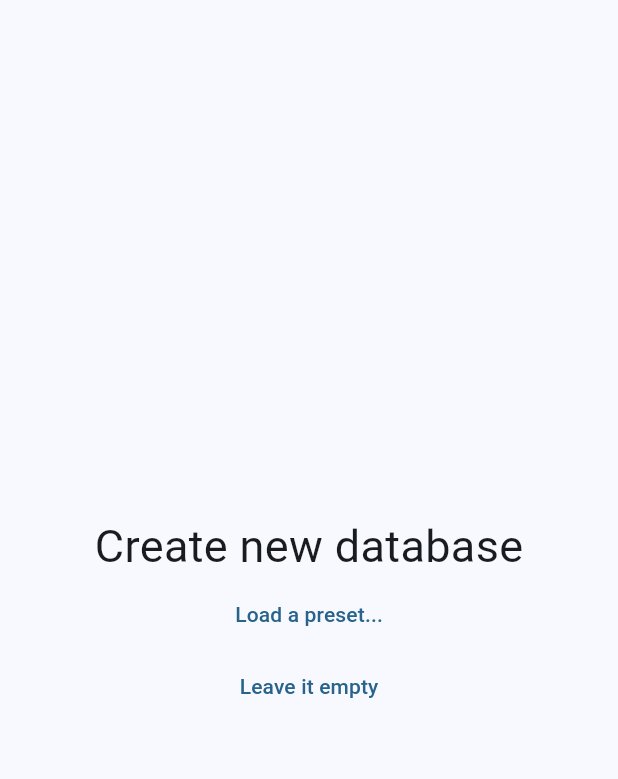
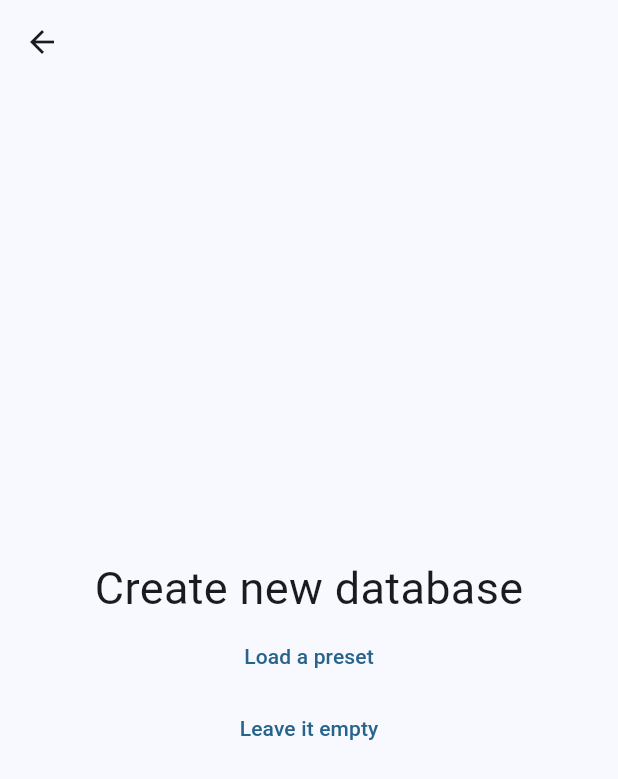
Before and after one commit to StefanoBelli/wolog, a Flutter app: the screen it shows after launch, after a tap on "Create new database...", on a phone screen of 412 x 824 dp. Shown: the top 779 px of the screen. Run offline on Flutter 3.47's test engine with Material 2 defaults, Android fonts, the phone set to English and light mode, and no system bars; our stand-ins replace sqflite; accounts and stored records are empty.

Commit message:
just using Navigator and widgets for setup page

```diff
--- a/lib/main.dart
+++ b/lib/main.dart
@@ -56,7 +56,7 @@
           pushExerciseOverview(context);
         } else {
           Navigator.pushReplacement(context,
-              MaterialPageRoute(builder: (context) => const SetupPage()));
+              MaterialPageRoute(builder: (context) => const NoDbFoundPage()));
         }
       });
     }
--- a/lib/page/setup.dart
+++ b/lib/page/setup.dart
@@ -1,19 +1,73 @@
+import 'package:flutter/foundation.dart';
 import 'package:flutter/material.dart';
 import 'package:wolog/page/exercise.dart';
 import 'dart:io';
 
-class SetupPage extends StatefulWidget {
-  const SetupPage({super.key});
+Widget _buildBasicTwoOptsPage(
+      BuildContext context,
+      String title,
+      String firstOptBrief,
+      String secondOptBrief,
+      void Function() firstOptFun,
+      void Function() secondOptFun) =>
+    Scaffold(
+      appBar: AppBar(),
+      body: Center(
+        child:
+          Column(
+            mainAxisAlignment: MainAxisAlignment.center,
+            children: [
+              Text(
+                title,
+                style: const TextStyle(fontSize: 30)
+              ),
+              TextButton(
+                onPressed: firstOptFun,
+                child: Text(firstOptBrief)
+              ),
+              TextButton(
+                onPressed: secondOptFun,
+                child: Text(secondOptBrief)
+              )
+            ])));
+
+class NoDbFoundPage extends StatelessWidget {
+  const NoDbFoundPage({super.key});
 
   @override
-  State<StatefulWidget> createState() => _SetupPageState();
+  Widget build(BuildContext context) =>
+    _buildBasicTwoOptsPage(
+      context,
+      "No database found",
+      "Create new database...",
+      "Import existing database...",
+      () => Navigator.push(
+              context,
+              MaterialPageRoute(
+                builder: (c) => const _CreateNewDbPage())),
+      () => Navigator.push(
+              context,
+              MaterialPageRoute(
+                builder: (c) => const _ImportExistingDbPage()))
+    );
 }
 
-enum _SetupPagePhase {
-  noDbFound,
-  createNewDb,
-  importExistingDb,
-  loadPreset
+class _CreateNewDbPage extends StatelessWidget {
+  const _CreateNewDbPage({super.key});
+
+  @override
+  Widget build(BuildContext context) =>
+    _buildBasicTwoOptsPage(
+      context,
+      "Create new database",
+      "Load a preset",
+      "Leave it empty",
+      () => Navigator.push(
+              context,
+              MaterialPageRoute(
+                builder: (c) => const _LoadPresetPage())),
+      () => pushExerciseOverview(context)
+    );
 }
 
 enum _SetupPageLoadResourceChoice {
@@ -22,52 +76,33 @@ enum _SetupPageLoadResourceChoice {
   deviceStorage
 }
 
-class _SetupPageState extends State<StatefulWidget> {
-  _SetupPagePhase _currentPhase = _SetupPagePhase.noDbFound;
+abstract class _LoadResourceStateBase extends State<StatefulWidget> {
   _SetupPageLoadResourceChoice? _loadResourceChoice;
-  TextEditingController _customUrlFieldController = TextEditingController();
+  final TextEditingController _customUrlFieldController = TextEditingController();
 
   Radio<_SetupPageLoadResourceChoice> _getTileRadioLeader(
-      _SetupPageLoadResourceChoice choice) =>
+      _SetupPageLoadResourceChoice choice, {bool enabled = true}) =>
     Radio<_SetupPageLoadResourceChoice>(
       toggleable: true,
       value: choice,
       groupValue: _loadResourceChoice,
-      onChanged: (_SetupPageLoadResourceChoice? v) {
-        setState( () => _loadResourceChoice = v );
-      }
+      onChanged: enabled ? (v) => setState( () => _loadResourceChoice = v ) : null
     );
 
-  static Widget _buildBasicTwoOptsPage(BuildContext context, String title,
-      String firstOptBrief, String secondOptBrief,
-      void Function() firstOptFun, void Function() secondOptFun) =>
-    Scaffold(
-      body: Center(
-        child: Column(
-          mainAxisAlignment: MainAxisAlignment.center,
-          children: [
-            Text(
-              title,
-              style: const TextStyle(fontSize: 30)
-            ),
-            TextButton(
-              onPressed: firstOptFun,
-              child: Text(firstOptBrief)
-            ),
-            TextButton(
-              onPressed: secondOptFun,
-              child: Text(secondOptBrief)
-            )])));
-
-  Widget _buildLoadResourcePage(
+  @protected
+  @nonVirtual
+  Widget buildLoadResourcePage(
       BuildContext context, String title,
       String? defaultUrl, void Function(File) loader) {
 
-    _loadResourceChoice ??= (defaultUrl == null) ?
-                            _SetupPageLoadResourceChoice.customHttpUrl :
-                            _SetupPageLoadResourceChoice.defaultHttpUrl;
+    bool hasDefaultUrl = defaultUrl != null;
+
+    _loadResourceChoice ??= hasDefaultUrl ?
+                            _SetupPageLoadResourceChoice.defaultHttpUrl :
+                            _SetupPageLoadResourceChoice.customHttpUrl;
 
     return Scaffold(
+      appBar: AppBar(),
       body: Center(
         child: Column(
           mainAxisAlignment: MainAxisAlignment.center,
@@ -77,9 +112,11 @@ class _SetupPageState extends State<StatefulWidget> {
               style: const TextStyle(fontSize: 30)
             ),
             ListTile(
-              enabled: defaultUrl != null,
+              enabled: hasDefaultUrl,
               title: const Text("Download using HTTP default URL"),
-              leading: _getTileRadioLeader(_SetupPageLoadResourceChoice.defaultHttpUrl),
+              leading: _getTileRadioLeader(
+                                            _SetupPageLoadResourceChoice.defaultHttpUrl,
+                                            enabled: hasDefaultUrl),
             ),
             ListTile(
               title: const Text("Download using HTTP custom URL"),
@@ -101,45 +138,32 @@ class _SetupPageState extends State<StatefulWidget> {
             )
           ]),));
   }
+}
 
-  Widget _buildNoDbFound(BuildContext context) =>
-    _buildBasicTwoOptsPage(
-      context,
-      "No database found",
-      "Create new database...",
-      "Import existing database...",
-      () => setState(() => _currentPhase = _SetupPagePhase.createNewDb),
-      () => setState(() => _currentPhase = _SetupPagePhase.importExistingDb));
-
-  Widget _buildCreateNewDb(BuildContext context) =>
-    _buildBasicTwoOptsPage(
-      context,
-      "Create new database",
-      "Load a preset...",
-      "Leave it empty",
-      () => setState(() => _currentPhase = _SetupPagePhase.loadPreset) ,
-      () => pushExerciseOverview(context));
+class _ImportExistingDbPage extends StatefulWidget {
+  const _ImportExistingDbPage();
 
   @override
-  Widget build(BuildContext context) {
-    if(_currentPhase == _SetupPagePhase.noDbFound) {
-      return _buildNoDbFound(context);
-    } else if(_currentPhase == _SetupPagePhase.createNewDb) {
-      return _buildCreateNewDb(context);
-    } else if(_currentPhase == _SetupPagePhase.importExistingDb) {
-      return _buildLoadResourcePage(
-        context,
-        "Import existing database",
-        null,
-        (p0) { }
-      );
-    }
+  State<StatefulWidget> createState() => _ImportExistingDbState();
+}
 
-    return _buildLoadResourcePage(
-      context,
-      "Load a preset",
-      "myurl",
-      (p0) { }
-    );
-  }
+class _LoadPresetPage extends StatefulWidget {
+  const _LoadPresetPage();
+
+  @override
+  State<StatefulWidget> createState() => _LoadPresetState();
 }
+
+class _ImportExistingDbState extends _LoadResourceStateBase {
+  @override
+  Widget build(BuildContext context) =>
+    buildLoadResourcePage(
+      context, "Import existing database", null, (p0) { });
+}
+
+class _LoadPresetState extends _LoadResourceStateBase {
+  @override
+  Widget build(BuildContext context) =>
+    buildLoadResourcePage(
+      context, "Load a preset", "", (p0) { });
+}
```
